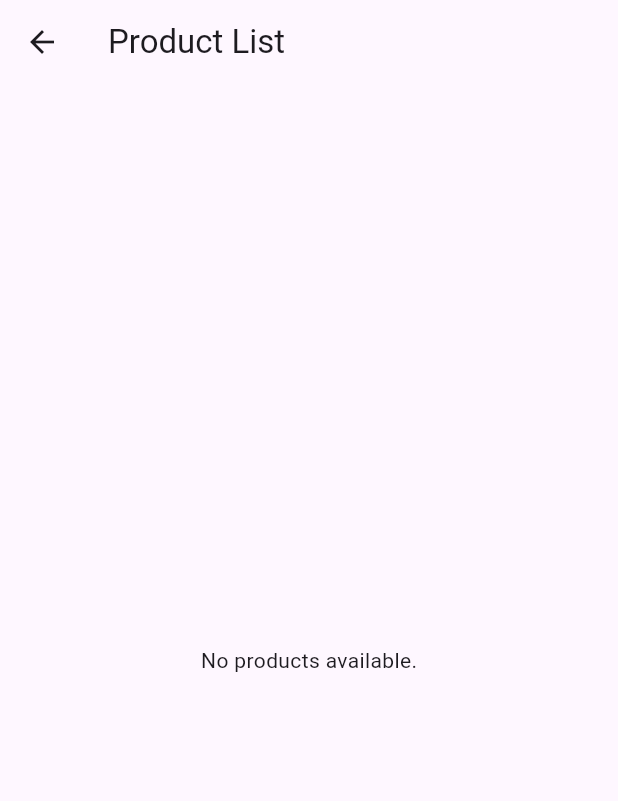
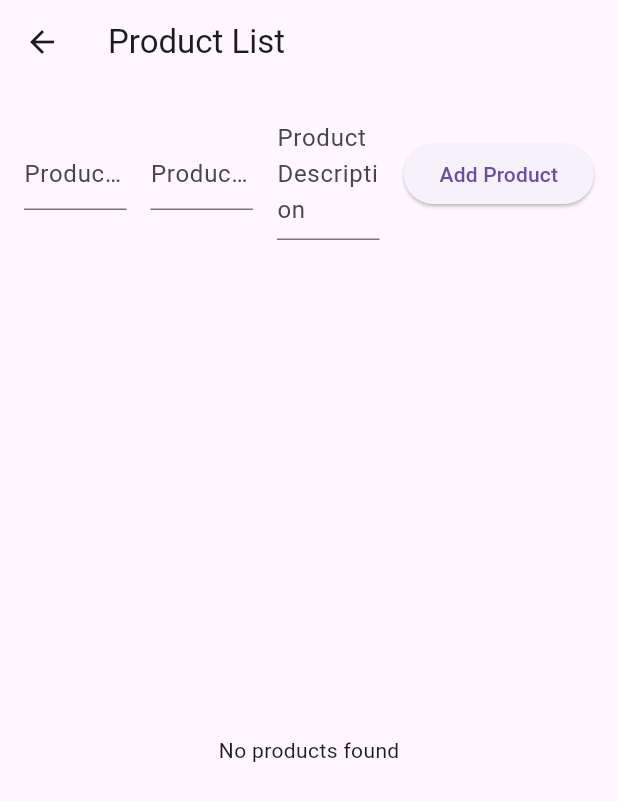
Before and after one commit to MohamedYProg/MobileDev, a Flutter app: the ProductListScreen screen opened directly, on a phone screen of 412 x 824 dp. Shown: the top 801 px of the screen. Run offline on Flutter 3.47's test engine with Material 3 defaults, Android fonts, the phone set to English and light mode, and no system bars; our stand-ins replace cloud_firestore, firebase_core; accounts and stored records are empty.

Commit message:
Functions CRUD - except small error

```diff
--- a/lib/main.dart
+++ b/lib/main.dart
@@ -1,6 +1,7 @@
 import 'package:flutter/material.dart';
 import 'package:firebase_core/firebase_core.dart';
 import 'firebase_options.dart';
+import 'productListScreen.dart';
 
 void main() async {
   WidgetsFlutterBinding.ensureInitialized();
@@ -44,17 +45,3 @@
     );
   }
 }
-
-class ProductListScreen extends StatelessWidget {
-  @override
-  Widget build(BuildContext context) {
-    return Scaffold(
-      appBar: AppBar(
-        title: Text('Product List'),
-      ),
-      body: const Center(
-        child: Text('No products available.'),
-      ),
-    );
-  }
-}
--- /dev/null
+++ b/lib/productListScreen.dart
@@ -0,0 +1,119 @@
+import 'package:flutter/material.dart';
+import 'package:cloud_firestore/cloud_firestore.dart';
+
+class ProductListScreen extends StatefulWidget {
+  @override
+  _ProductListScreenState createState() => _ProductListScreenState();
+}
+
+class _ProductListScreenState extends State<ProductListScreen> {
+  final TextEditingController _nameController = TextEditingController();
+  final TextEditingController _priceController = TextEditingController();
+  final TextEditingController _descriptionController = TextEditingController();
+
+  @override
+  Widget build(BuildContext context) {
+    return Scaffold(
+      appBar: AppBar(
+        title: Text('Product List'),
+      ),
+      body: Column(
+        children: [
+          Padding(
+            padding: const EdgeInsets.all(16.0),
+            child: Row(
+              children: [
+                Expanded(
+                  child: TextField(
+                    controller: _nameController,
+                    decoration: InputDecoration(hintText: 'Product Name'),
+                  ),
+                ),
+                SizedBox(width: 16),
+                Expanded(
+                  child: TextField(
+                    controller: _priceController,
+                    decoration: InputDecoration(hintText: 'Product Price'),
+                  ),
+                ),
+                SizedBox(width: 16),
+                Expanded(
+                  child: TextField(
+                    controller: _descriptionController,
+                    maxLines: 3,
+                    decoration:
+                        InputDecoration(hintText: 'Product Description'),
+                  ),
+                ),
+                SizedBox(width: 16),
+                ElevatedButton(
+                  onPressed: () {
+                    addProduct(
+                        _nameController.text,
+                        double.tryParse(_priceController.text)!,
+                        _descriptionController.text);
+                    _nameController.clear();
+                    _priceController.clear();
+                    _descriptionController.clear();
+                  },
+                  child: Text('Add Product'),
+                ),
+              ],
+            ),
+          ),
+          Expanded(
+            child: StreamBuilder<QuerySnapshot>(
+              stream:
+                  FirebaseFirestore.instance.collection('Product').snapshots(),
+              builder: (context, snapshot) {
+                if (!snapshot.hasData) {
+                  return Center(child: CircularProgressIndicator());
+                } else if (snapshot.data!.docs.isEmpty) {
+                  return Center(child: Text('No products found'));
+                }
+
+                return ListView.builder(
+                  itemCount: snapshot.data!.docs.length,
+                  itemBuilder: (context, index) {
+                    DocumentSnapshot doc = snapshot.data!.docs[index];
+                    return ListTile(
+                      title: Text(doc['name']),
+                      subtitle: Column(
+                        crossAxisAlignment: CrossAxisAlignment.start,
+                        children: [
+                          Text('\$${doc['price']}'),
+                          Text(doc['description']),
+                        ],
+                      ),
+                      trailing: IconButton(
+                        icon: Icon(Icons.delete),
+                        onPressed: () {
+                          removeProduct(doc.id);
+                        },
+                      ),
+                    );
+                  },
+                );
+              },
+            ),
+          ),
+        ],
+      ),
+    );
+  }
+
+  Future<void> addProduct(String name, double price, String description) async {
+    await FirebaseFirestore.instance.collection('Product').add({
+      'name': name,
+      'price': price,
+      'description': description,
+    });
+  }
+
+  Future<void> removeProduct(String productId) async {
+    await FirebaseFirestore.instance
+        .collection('Product')
+        .doc(productId)
+        .delete();
+  }
+}
--- a/pubspec.yaml
+++ b/pubspec.yaml
@@ -36,6 +36,7 @@ dependencies:
   # Use with the CupertinoIcons class for iOS style icons.
   cupertino_icons: ^1.0.6
   firebase_core: ^2.31.1
+  cloud_firestore: ^4.17.4
 
 dev_dependencies:
   flutter_test:
```
Also changed, not shown: pubspec.lock, 3 other files.
